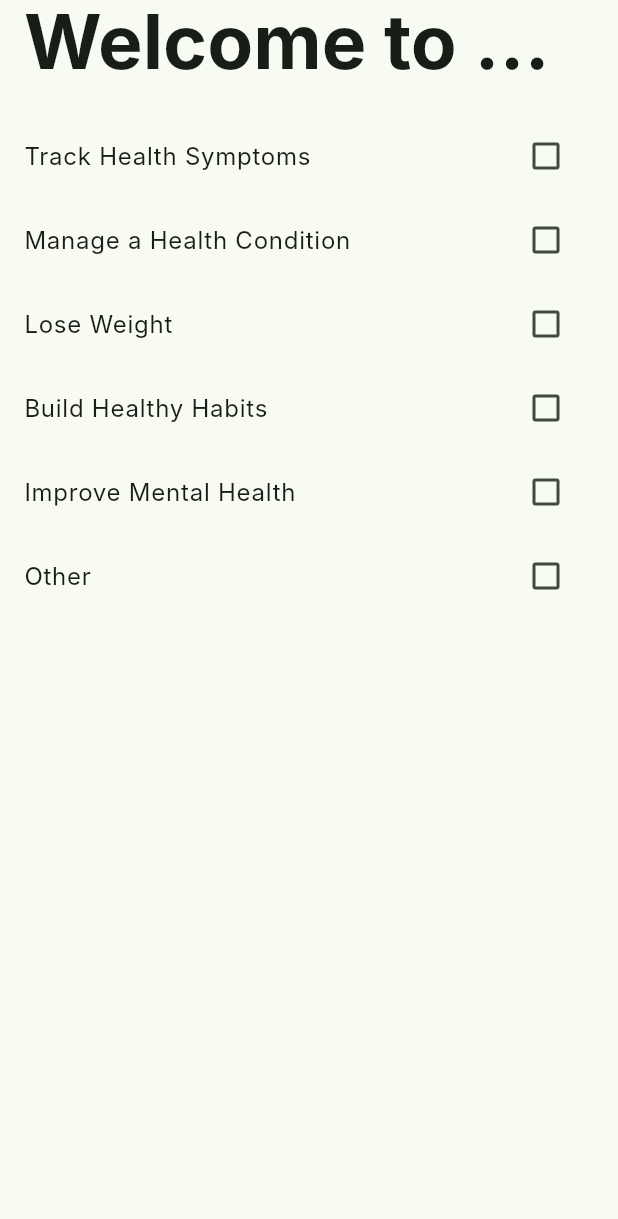
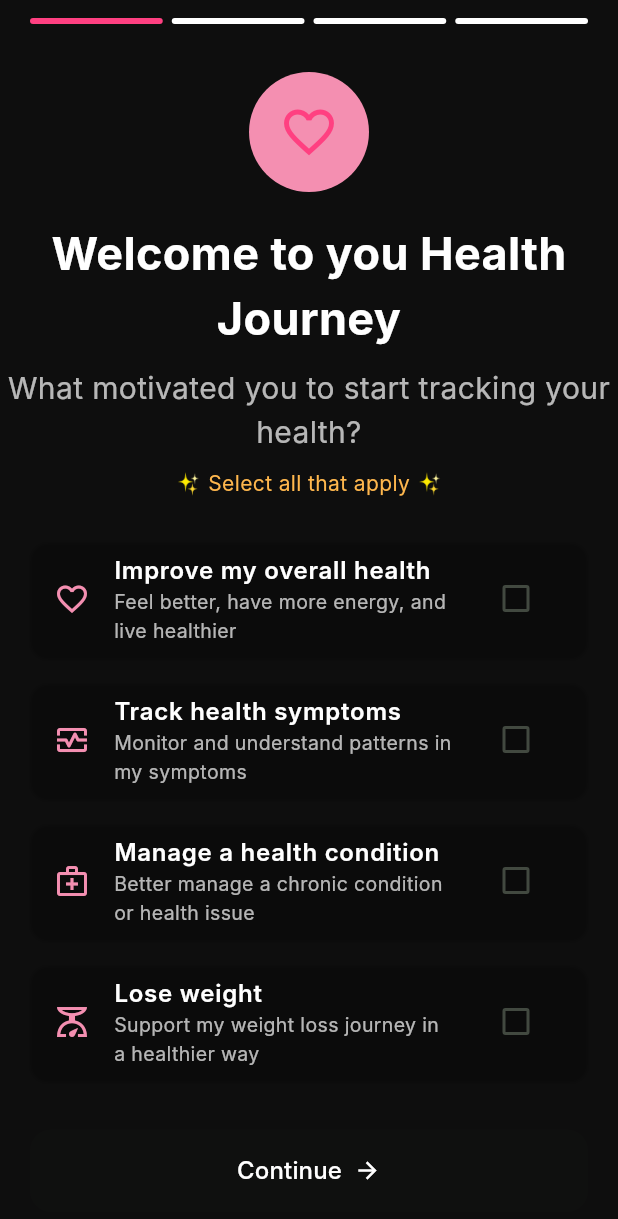
Before and after one commit to SmartyPaants/hyprova_health, a Flutter app: the screen it shows after launch, on a phone screen of 412 x 824 dp. Shown: the top 1219 px of the screen. Run offline on Flutter 3.47's test engine with Material 3 defaults, Android fonts, the light colour scheme and no system bars; Roboto replaces fonts that are missing (Inter).

Commit message:
onboarding_reason_screen finished

```diff
--- a/lib/main.dart
+++ b/lib/main.dart
@@ -12,7 +12,6 @@ class HRBApp extends StatelessWidget {
   Widget build(BuildContext context) {
     return MaterialApp(
       title: 'HRB App',
-      debugShowCheckedModeBanner: false,
       theme: ThemeData(
         fontFamily: 'Inter', // simple + modern like Bearable
         colorScheme: ColorScheme.fromSeed(seedColor: Colors.green),
--- a/lib/onboarding/onboarding_goals_screen.dart
+++ b/lib/onboarding/onboarding_goals_screen.dart
@@ -0,0 +1,19 @@
+import 'package:flutter/material.dart';
+
+class OnboardingGoalsScreen extends StatefulWidget {
+  const OnboardingGoalsScreen({super.key});
+
+  @override
+  State<OnboardingGoalsScreen> createState() => _OnboardingGoalsScreenState();
+}
+
+class _OnboardingGoalsScreenState extends State<OnboardingGoalsScreen> {
+  @override
+  Widget build(BuildContext context) {
+    return Scaffold(
+      body: Center(
+        child: Text('Onboarding Goals Screen'),
+      ),
+    );
+  }
+}
--- a/lib/onboarding/onboarding_reason_screen.dart
+++ b/lib/onboarding/onboarding_reason_screen.dart
@@ -1,10 +1,5 @@
-import 'dart:isolate';
-
 import 'package:flutter/material.dart';
-
-void main() {
-  runApp(const MaterialApp(home: OnboardingReasonScreen()));
-}
+import 'onboarding_goals_screen.dart';
 
 class OnboardingReasonScreen extends StatefulWidget {
   const OnboardingReasonScreen({super.key});
@@ -14,57 +9,215 @@ class OnboardingReasonScreen extends StatefulWidget {
 }
 
 class _OnboardingReasonScreenState extends State<OnboardingReasonScreen> {
-  List<String> reasons = [
-    'Track Health Symptoms',
-    'Manage a Health Condition',
-    'Lose Weight',
-    'Build Healthy Habits',
-    'Improve Mental Health',
-    'Other',
+  final List<Map<String, dynamic>> reasons = [
+    {
+      "icon": Icons.favorite_border,
+      "title": "Improve my overall health",
+      "subtitle": "Feel better, have more energy, and live healthier",
+    },
+    {
+      "icon": Icons.monitor_heart_outlined,
+      "title": "Track health symptoms",
+      "subtitle":
+          "Monitor and understand patterns in my symptoms",
+    },
+    {
+      "icon": Icons.medical_services_outlined,
+      "title": "Manage a health condition",
+      "subtitle":
+          "Better manage a chronic condition or health issue",
+    },
+    {
+      "icon": Icons.scale_outlined,
+      "title": "Lose weight",
+      "subtitle":
+          "Support my weight loss journey in a healthier way",
+    },
+    {
+      "icon": Icons.self_improvement,
+      "title": "Improve my mental wellbeing",
+      "subtitle": "Reduce stress, improve mood, and support my emotional health",
+    },
+    {
+      "icon": Icons.eco_outlined,
+      "title": "Build healthy habits",
+      "subtitle": "Develop consistent routines that improve long-term health and lifestyle",
+    },
   ];
 
-  String? selectedReason;
-  final Set<String> selectedReasons = {};
+  final Set<int> selectedReasons = {};
+
   @override
   Widget build(BuildContext context) {
     return Scaffold(
-      appBar: AppBar(title: const Text("Welcome to Your Health Journey", style: TextStyle(fontWeight: FontWeight.bold, fontSize: 50.0),)),
-      body: Column(
+      backgroundColor: const Color(0xFF0E0E0E),
+      body: SafeArea(
+        child: Column(
           children: [
+            Padding(
+              padding: const EdgeInsets.symmetric(horizontal: 20, vertical: 12),
+              child: Row (
+                children: [
+                  _progressBar(active: true),
+                  const SizedBox(width: 6),
+                  _progressBar(),
+                  const SizedBox(width: 6),
+                  _progressBar(),
+                  const SizedBox(width: 6),
+                  _progressBar(),
+                ],
+              ),
+            ),
             const SizedBox(height: 20),
+            // Icon
+            Container(
+              padding: const EdgeInsets.all(20),
+              decoration: BoxDecoration(
+                color: Colors.pink[200],
+                shape: BoxShape.circle,
+              ),
+              child: const Icon (
+                Icons.favorite_outline,
+                color: Colors.pinkAccent,
+                size: 40,
+              ),
+            ),
 
+            const SizedBox(height: 20),
+            // Title
+            Text (
+              "Welcome to you Health Journey",
+              textAlign: TextAlign.center,
+              style: TextStyle (
+                color: Colors.white,
+                fontSize: 30,
+                fontWeight: FontWeight.bold,
+              ),
+            ),
+
+            const SizedBox(height: 10),
+            // Subtitle
+            Text(
+              "What motivated you to start tracking your health?",
+              textAlign: TextAlign.center,
+              style: TextStyle (
+                color: Colors.white70,
+                fontSize: 20,
+              ),
+            ),
+
+            const SizedBox(height: 10),
+
+            Text (
+              "✨ Select all that apply ✨",
+              style: TextStyle (
+                color: Colors.orange[300],
+                fontSize: 14,
+              ),
+            ),
+
+            const SizedBox(height: 20),
+            // Reasons List
             Expanded(
               child: ListView.builder(
+                padding: const EdgeInsets.symmetric(horizontal: 20),
                 itemCount: reasons.length,
                 itemBuilder: (context, index) {
-                final reason = reasons[index];
-                final isSelected = reason == selectedReason;
-                return ListTile(
-                  title: Text(reason),
+                  final item = reasons[index];
+                  final isSelected = selectedReasons.contains(index);
+                  return Card(
+                    color: isSelected ? Colors.white10 : Colors.transparent,
+                    margin: const EdgeInsets.symmetric(vertical: 8),
+                    child: ListTile(
+                      leading: Icon(item['icon'], color: Colors.pink[200]),
+                      title: Text(
+                        item['title'],
+                        style: const TextStyle(color: Colors.white, fontSize: 16, fontWeight: FontWeight.w600),
+                      ),
+                      subtitle: Text(
+                        item['subtitle'],
+                        style: const TextStyle(color: Colors.white70, fontSize: 13),
+                      ),
                       trailing: Checkbox(
                         value: isSelected,
-                    onChanged: (value) {
+                        activeColor: Colors.pink[300],
+                        onChanged: (checked) {
                           setState(() {
-                        selectedReason = value! ? reason : null;
+                            if (checked == true) {
+                              selectedReasons.add(index);
+                            } else {
+                              selectedReasons.remove(index);
+                            }
                           });
                         },
                       ),
-                  onTap: (){
+                      onTap: () {
                         setState(() {
                           if (isSelected) {
-                        selectedReasons.remove(reason);
+                            selectedReasons.remove(index);
                           } else {
-
+                            selectedReasons.add(index);
                           }
+                        });
                       },
+                    ),
                   );
                 },
+              ),
+            ),
+
+            // BUTTON
+            Padding(
+              padding: const EdgeInsets.symmetric(horizontal: 20, vertical: 16),
+              child: SizedBox(
+                width: double.infinity,
+                child: ElevatedButton(
+                  onPressed: selectedReasons.isEmpty
+                    ? null
+                    : () {
+                      Navigator.push(
+                      context,
+                      MaterialPageRoute(builder: (context) => OnboardingGoalsScreen()),
+                    );
+                  },
+                  style: ElevatedButton.styleFrom(
+                    backgroundColor: selectedReasons.isEmpty
+                        ? Colors.grey.shade700
+                        : Colors.pinkAccent,
+                    padding: const EdgeInsets.symmetric(vertical: 16),
+                    shape: RoundedRectangleBorder(
+                      borderRadius: BorderRadius.circular(14),
+                    ),
+                  ),
+                  child: Row(
+                    mainAxisAlignment: MainAxisAlignment.center,
+                    children: const [
+                      Text(
+                        "Continue",
+                        style: TextStyle(fontSize: 16, color: Colors.white),
+                      ),
+                      SizedBox(width: 8),
+                      Icon(Icons.arrow_forward, color: Colors.white),
+                    ],
+                  ),
+                ),
+              ),
+            ),
+          ],
+        ),
+      ),
     );
   }
+  Widget _progressBar({bool active = false}) {
+    return Expanded(
+      child: AnimatedContainer(
+        duration: const Duration(milliseconds: 300),
+        height: 4,
+        decoration: BoxDecoration(
+          color: active ? Colors.pinkAccent : Colors.white,
+          borderRadius: BorderRadius.circular(10),
         ),
       ),
-        ]
-      )
     );
   }
 }
--- a/pubspec.yaml
+++ b/pubspec.yaml
@@ -19,7 +19,7 @@ publish_to: 'none' # Remove this line if you wish to publish to pub.dev
 version: 1.0.0+1
 
 environment:
-  sdk: ^3.10.0
+  sdk: '>=3.2.1 <4.0.0'
 
 # Dependencies specify other packages that your package needs in order to work.
 # To automatically upgrade your package dependencies to the latest versions
@@ -59,7 +59,7 @@ flutter:
 
   # To add assets to your application, add an assets section, like this:
   # assets:
-  #   - images/a_dot_burr.jpeg
+  #   - assets/icons
   #   - images/a_dot_ham.jpeg
 
   # An image asset can refer to one or more resolution-specific "variants", see
```
Also changed, not shown: assets/icons/SCR-20251117-rplf.jpeg (added), pubspec.lock, 4 other files. Lines whose indentation alone changed are shown as unchanged.
